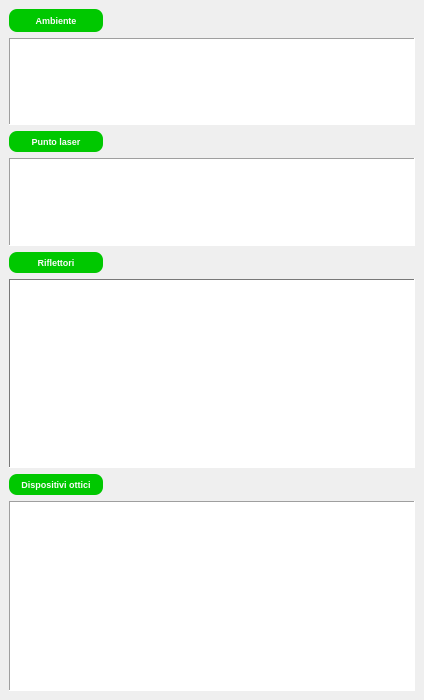
crocodile119/Laser-Studio, file reflectorsqlist.ui: the form before one commit.
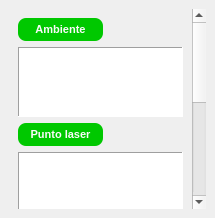
The form after the commit.

The edit to the form file:
```diff
--- a/reflectorsqlist.ui
+++ b/reflectorsqlist.ui
@@ -6,14 +6,14 @@
    <rect>
     <x>0</x>
     <y>0</y>
-    <width>424</width>
-    <height>700</height>
+    <width>215</width>
+    <height>218</height>
    </rect>
   </property>
   <property name="minimumSize">
    <size>
-    <width>0</width>
-    <height>0</height>
+    <width>168</width>
+    <height>135</height>
    </size>
   </property>
   <property name="maximumSize">
@@ -30,7 +30,7 @@
   </property>
   <property name="font">
    <font>
-    <pointsize>7</pointsize>
+    <pointsize>8</pointsize>
    </font>
   </property>
   <property name="styleSheet">
@@ -43,8 +43,29 @@
    <string>Elementi grafici</string>
   </property>
   <widget class="QWidget" name="dockWidgetContents">
+   <layout class="QGridLayout" name="gridLayout_2">
+    <item row="0" column="0">
+     <widget class="QScrollArea" name="scrollArea">
+      <property name="frameShape">
+       <enum>QFrame::NoFrame</enum>
+      </property>
+      <property name="frameShadow">
+       <enum>QFrame::Plain</enum>
+      </property>
+      <property name="widgetResizable">
+       <bool>true</bool>
+      </property>
+      <widget class="QWidget" name="scrollAreaWidgetContents">
+       <property name="geometry">
+        <rect>
+         <x>0</x>
+         <y>-135</y>
+         <width>180</width>
+         <height>436</height>
+        </rect>
+       </property>
    <layout class="QGridLayout" name="gridLayout">
-    <item row="3" column="0" colspan="2">
+        <item row="3" column="0" colspan="3">
      <widget class="QListView" name="laserListView">
       <property name="maximumSize">
        <size>
@@ -55,7 +76,7 @@
       <property name="font">
        <font>
         <family>Arial</family>
-        <pointsize>7</pointsize>
+            <pointsize>8</pointsize>
         <weight>75</weight>
         <bold>true</bold>
        </font>
@@ -101,198 +122,20 @@
       </property>
      </widget>
     </item>
-    <item row="0" column="1">
-     <spacer name="horizontalSpacer">
-      <property name="orientation">
-       <enum>Qt::Horizontal</enum>
-      </property>
-      <property name="sizeHint" stdset="0">
-       <size>
-        <width>351</width>
-        <height>23</height>
-       </size>
-      </property>
-     </spacer>
-    </item>
-    <item row="2" column="0">
-     <widget class="QLabel" name="label">
-      <property name="font">
-       <font>
-        <pointsize>7</pointsize>
-        <weight>75</weight>
-        <bold>true</bold>
-       </font>
-      </property>
-      <property name="styleSheet">
-       <string notr="true">QLabel {background-color: #00c800}
-QLabel {color: #fafafa}
-QLabel {border: 0px solid grey}
-QLabel {border-radius: 8px}
-QLabel {padding: 5px}
-QLabel {padding-left: 12px}
-QLabel {padding-right: 12px}
-QLabel {margin-right: 10px}</string>
-      </property>
-      <property name="text">
-       <string>Punto laser</string>
-      </property>
-      <property name="alignment">
-       <set>Qt::AlignCenter</set>
-      </property>
-     </widget>
-    </item>
-    <item row="4" column="0">
-     <widget class="QLabel" name="label_2">
-      <property name="font">
-       <font>
-        <pointsize>7</pointsize>
-        <weight>75</weight>
-        <bold>true</bold>
-       </font>
-      </property>
-      <property name="styleSheet">
-       <string notr="true">QLabel {background-color: #00c800}
-QLabel {color: #fafafa}
-QLabel {border: 0px solid grey}
-QLabel {border-radius: 8px}
-QLabel {padding: 5px}
-QLabel {padding-left: 12px}
-QLabel {padding-right: 12px}
-QLabel {margin-right: 10px}</string>
-      </property>
-      <property name="text">
-       <string>Riflettori</string>
-      </property>
-      <property name="alignment">
-       <set>Qt::AlignCenter</set>
-      </property>
-     </widget>
-    </item>
-    <item row="4" column="1">
+        <item row="4" column="2">
      <spacer name="horizontalSpacer_2">
       <property name="orientation">
        <enum>Qt::Horizontal</enum>
       </property>
       <property name="sizeHint" stdset="0">
        <size>
-        <width>345</width>
+            <width>176</width>
         <height>20</height>
        </size>
       </property>
      </spacer>
     </item>
-    <item row="6" column="0">
-     <widget class="QLabel" name="label_3">
-      <property name="font">
-       <font>
-        <pointsize>7</pointsize>
-        <weight>75</weight>
-        <bold>true</bold>
-       </font>
-      </property>
-      <property name="styleSheet">
-       <string notr="true">QLabel {background-color: #00c800}
-QLabel {color: #fafafa}
-QLabel {border: 0px solid grey}
-QLabel {border-radius: 8px}
-QLabel {padding: 5px}
-QLabel {padding-left: 12px}
-QLabel {padding-right: 12px}
-QLabel {margin-right: 10px}</string>
-      </property>
-      <property name="text">
-       <string>Dispositivi ottici</string>
-      </property>
-      <property name="alignment">
-       <set>Qt::AlignCenter</set>
-      </property>
-     </widget>
-    </item>
-    <item row="7" column="0" colspan="2">
-     <widget class="QListView" name="binocularListView">
-      <property name="font">
-       <font>
-        <family>Arial</family>
-        <pointsize>7</pointsize>
-        <weight>75</weight>
-        <bold>true</bold>
-       </font>
-      </property>
-      <property name="styleSheet">
-       <string notr="true"/>
-      </property>
-      <property name="frameShape">
-       <enum>QFrame::Panel</enum>
-      </property>
-      <property name="iconSize">
-       <size>
-        <width>40</width>
-        <height>40</height>
-       </size>
-      </property>
-      <property name="spacing">
-       <number>5</number>
-      </property>
-     </widget>
-    </item>
-    <item row="1" column="0" colspan="2">
-     <widget class="QListView" name="environmentListView">
-      <property name="maximumSize">
-       <size>
-        <width>16777215</width>
-        <height>90</height>
-       </size>
-      </property>
-      <property name="font">
-       <font>
-        <family>Arial</family>
-        <pointsize>7</pointsize>
-        <weight>75</weight>
-        <bold>true</bold>
-       </font>
-      </property>
-      <property name="autoFillBackground">
-       <bool>true</bool>
-      </property>
-      <property name="styleSheet">
-       <string notr="true"/>
-      </property>
-      <property name="frameShape">
-       <enum>QFrame::Panel</enum>
-      </property>
-      <property name="dragEnabled">
-       <bool>true</bool>
-      </property>
-      <property name="alternatingRowColors">
-       <bool>true</bool>
-      </property>
-      <property name="selectionBehavior">
-       <enum>QAbstractItemView::SelectItems</enum>
-      </property>
-      <property name="iconSize">
-       <size>
-        <width>40</width>
-        <height>40</height>
-       </size>
-      </property>
-      <property name="textElideMode">
-       <enum>Qt::ElideRight</enum>
-      </property>
-      <property name="isWrapping" stdset="0">
-       <bool>false</bool>
-      </property>
-      <property name="spacing">
-       <number>5</number>
-      </property>
-      <property name="viewMode">
-       <enum>QListView::ListMode</enum>
-      </property>
-      <property name="modelColumn">
-       <number>0</number>
-      </property>
-     </widget>
-    </item>
-    <item row="5" column="0" colspan="2">
+        <item row="5" column="0" colspan="3">
      <widget class="QListView" name="listView">
       <property name="palette">
        <palette>
@@ -739,7 +582,7 @@
       <property name="font">
        <font>
         <family>Arial</family>
-        <pointsize>7</pointsize>
+            <pointsize>8</pointsize>
         <weight>75</weight>
         <bold>true</bold>
        </font>
@@ -767,37 +610,148 @@
       </property>
      </widget>
     </item>
-    <item row="2" column="1">
+        <item row="0" column="1" colspan="2">
+         <spacer name="horizontalSpacer">
+          <property name="orientation">
+           <enum>Qt::Horizontal</enum>
+          </property>
+          <property name="sizeHint" stdset="0">
+           <size>
+            <width>204</width>
+            <height>23</height>
+           </size>
+          </property>
+         </spacer>
+        </item>
+        <item row="1" column="0" colspan="3">
+         <widget class="QListView" name="environmentListView">
+          <property name="maximumSize">
+           <size>
+            <width>16777215</width>
+            <height>90</height>
+           </size>
+          </property>
+          <property name="font">
+           <font>
+            <family>Arial</family>
+            <pointsize>8</pointsize>
+            <weight>75</weight>
+            <bold>true</bold>
+           </font>
+          </property>
+          <property name="autoFillBackground">
+           <bool>true</bool>
+          </property>
+          <property name="styleSheet">
+           <string notr="true"/>
+          </property>
+          <property name="frameShape">
+           <enum>QFrame::Panel</enum>
+          </property>
+          <property name="dragEnabled">
+           <bool>true</bool>
+          </property>
+          <property name="alternatingRowColors">
+           <bool>true</bool>
+          </property>
+          <property name="selectionBehavior">
+           <enum>QAbstractItemView::SelectItems</enum>
+          </property>
+          <property name="iconSize">
+           <size>
+            <width>40</width>
+            <height>40</height>
+           </size>
+          </property>
+          <property name="textElideMode">
+           <enum>Qt::ElideRight</enum>
+          </property>
+          <property name="isWrapping" stdset="0">
+           <bool>false</bool>
+          </property>
+          <property name="spacing">
+           <number>5</number>
+          </property>
+          <property name="viewMode">
+           <enum>QListView::ListMode</enum>
+          </property>
+          <property name="modelColumn">
+           <number>0</number>
+          </property>
+         </widget>
+        </item>
+        <item row="2" column="2">
      <spacer name="horizontalSpacer_4">
       <property name="orientation">
        <enum>Qt::Horizontal</enum>
       </property>
       <property name="sizeHint" stdset="0">
        <size>
-        <width>342</width>
+            <width>176</width>
         <height>20</height>
        </size>
       </property>
      </spacer>
     </item>
-    <item row="6" column="1">
-     <spacer name="horizontalSpacer_3">
-      <property name="orientation">
-       <enum>Qt::Horizontal</enum>
-      </property>
-      <property name="sizeHint" stdset="0">
-       <size>
-        <width>345</width>
-        <height>20</height>
-       </size>
-      </property>
-     </spacer>
+        <item row="2" column="0">
+         <widget class="QLabel" name="label">
+          <property name="font">
+           <font>
+            <pointsize>8</pointsize>
+            <weight>75</weight>
+            <bold>true</bold>
+           </font>
+          </property>
+          <property name="styleSheet">
+           <string notr="true">QLabel {background-color: #00c800}
+QLabel {color: #fafafa}
+QLabel {border: 0px solid grey}
+QLabel {border-radius: 8px}
+QLabel {padding: 5px}
+QLabel {padding-left: 12px}
+QLabel {padding-right: 12px}
+QLabel {margin-right: 10px}</string>
+          </property>
+          <property name="text">
+           <string>Punto laser</string>
+          </property>
+          <property name="alignment">
+           <set>Qt::AlignCenter</set>
+          </property>
+         </widget>
+        </item>
+        <item row="4" column="0">
+         <widget class="QLabel" name="label_2">
+          <property name="font">
+           <font>
+            <pointsize>8</pointsize>
+            <weight>75</weight>
+            <bold>true</bold>
+           </font>
+          </property>
+          <property name="styleSheet">
+           <string notr="true">QLabel {background-color: #00c800}
+QLabel {color: #fafafa}
+QLabel {border: 0px solid grey}
+QLabel {border-radius: 8px}
+QLabel {padding: 5px}
+QLabel {padding-left: 12px}
+QLabel {padding-right: 12px}
+QLabel {margin-right: 10px}</string>
+          </property>
+          <property name="text">
+           <string>Riflettori</string>
+          </property>
+          <property name="alignment">
+           <set>Qt::AlignCenter</set>
+          </property>
+         </widget>
     </item>
     <item row="0" column="0">
      <widget class="QLabel" name="label_4">
       <property name="font">
        <font>
-        <pointsize>7</pointsize>
+            <pointsize>8</pointsize>
         <weight>75</weight>
         <bold>true</bold>
        </font>
@@ -818,6 +772,77 @@
       <property name="alignment">
        <set>Qt::AlignCenter</set>
       </property>
+         </widget>
+        </item>
+        <item row="6" column="0" colspan="2">
+         <widget class="QLabel" name="label_3">
+          <property name="font">
+           <font>
+            <pointsize>8</pointsize>
+            <weight>75</weight>
+            <bold>true</bold>
+           </font>
+          </property>
+          <property name="styleSheet">
+           <string notr="true">QLabel {background-color: #00c800}
+QLabel {color: #fafafa}
+QLabel {border: 0px solid grey}
+QLabel {border-radius: 8px}
+QLabel {padding: 5px}
+QLabel {padding-left: 12px}
+QLabel {padding-right: 12px}
+QLabel {margin-right: 10px}</string>
+          </property>
+          <property name="text">
+           <string>Dispositivi ottici</string>
+          </property>
+          <property name="alignment">
+           <set>Qt::AlignCenter</set>
+          </property>
+         </widget>
+        </item>
+        <item row="6" column="2">
+         <spacer name="horizontalSpacer_3">
+          <property name="orientation">
+           <enum>Qt::Horizontal</enum>
+          </property>
+          <property name="sizeHint" stdset="0">
+           <size>
+            <width>6</width>
+            <height>20</height>
+           </size>
+          </property>
+         </spacer>
+        </item>
+        <item row="7" column="0" colspan="3">
+         <widget class="QListView" name="binocularListView">
+          <property name="font">
+           <font>
+            <family>Arial</family>
+            <pointsize>8</pointsize>
+            <weight>75</weight>
+            <bold>true</bold>
+           </font>
+          </property>
+          <property name="styleSheet">
+           <string notr="true"/>
+          </property>
+          <property name="frameShape">
+           <enum>QFrame::Panel</enum>
+          </property>
+          <property name="iconSize">
+           <size>
+            <width>40</width>
+            <height>40</height>
+           </size>
+          </property>
+          <property name="spacing">
+           <number>5</number>
+          </property>
+         </widget>
+        </item>
+       </layout>
+      </widget>
      </widget>
     </item>
    </layout>
```
Left out of the diff: 4 changed lines with no effect on the pictures. Lines whose indentation alone changed are shown as unchanged.
